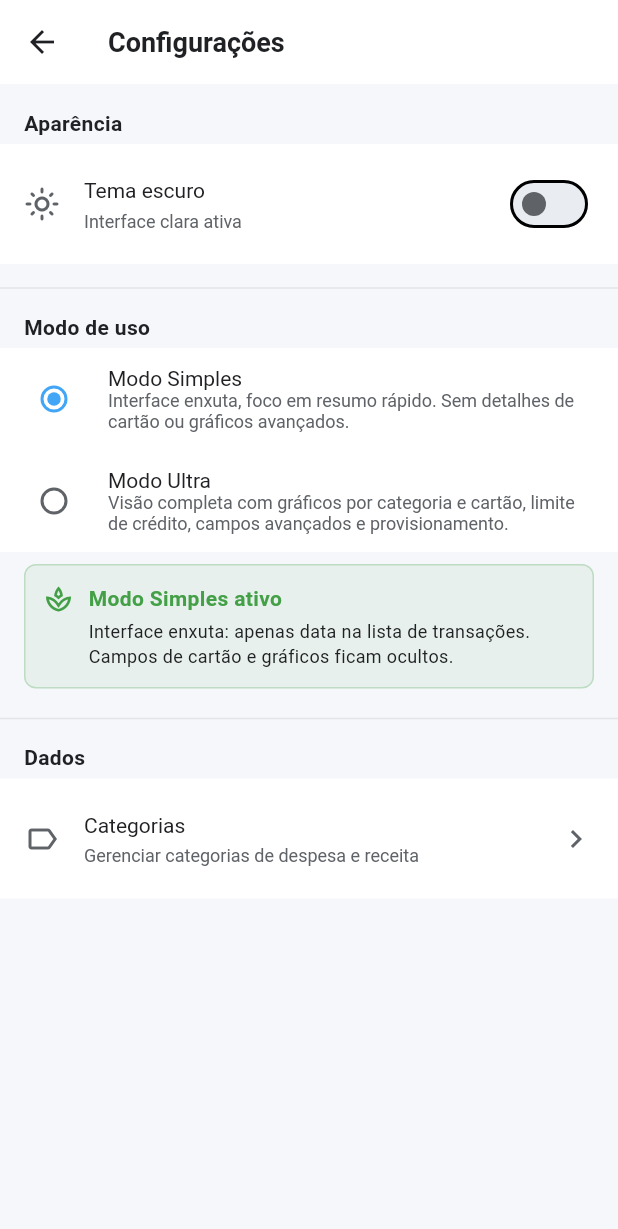
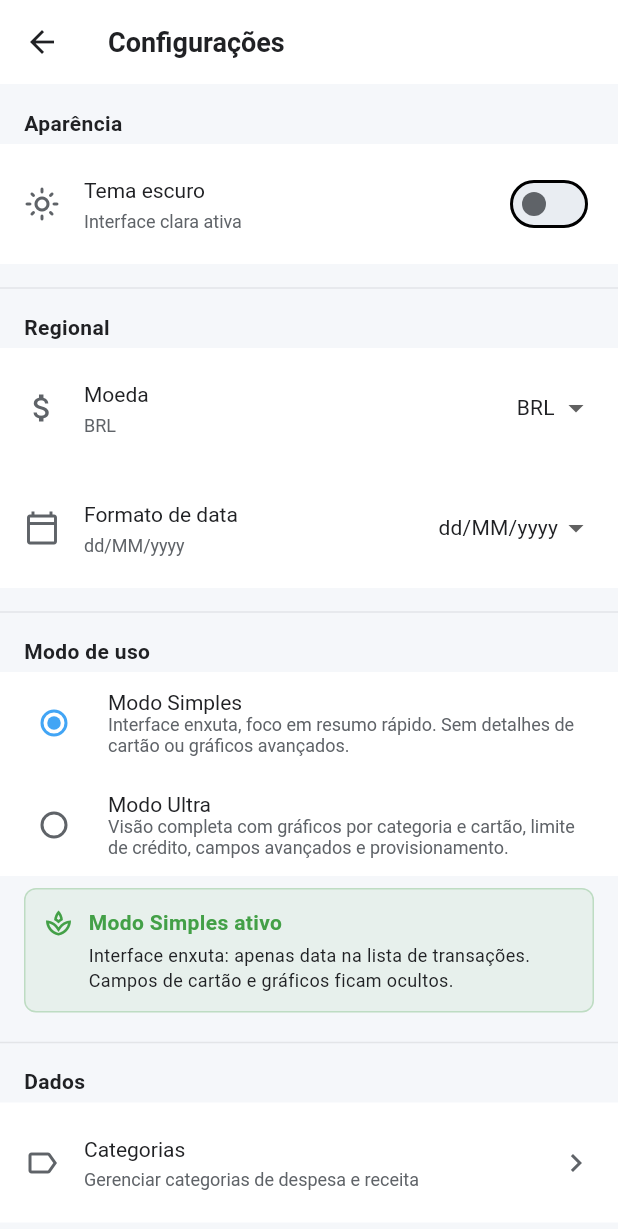
Before and after one commit to hiraokagabriel/FinMe, a Flutter app: the SettingsPage screen opened by its route, on a phone screen of 412 x 824 dp. Shown: the top 1229 px of the screen. Run offline on Flutter 3.47's test engine with Material 3 defaults, Android fonts, the phone set to English and light mode, and no system bars; our stand-ins replace csv, fl_chart, hive, hive_flutter; missing offline and left inert: file_selector; accounts and stored records are empty.

Commit message:
feat(settings): expõe moeda e formato de data via PreferencesService (M3-D)

```diff
--- a/lib/features/settings/presentation/settings_page.dart
+++ b/lib/features/settings/presentation/settings_page.dart
@@ -2,12 +2,42 @@ import 'package:flutter/material.dart';
 
 import '../../../core/models/app_mode.dart';
 import '../../../core/services/app_mode_controller.dart';
+import '../../../core/services/preferences_service.dart';
 import '../../../core/services/theme_controller.dart';
 import '../../../core/theme/app_theme.dart';
 import '../../categories/presentation/categories_page.dart';
 
-class SettingsPage extends StatelessWidget {
+class SettingsPage extends StatefulWidget {
   const SettingsPage({super.key});
+
+  @override
+  State<SettingsPage> createState() => _SettingsPageState();
+}
+
+class _SettingsPageState extends State<SettingsPage> {
+  late String _currency;
+  late String _dateFormat;
+
+  static const _currencies = ['BRL', 'USD', 'EUR', 'GBP', 'JPY'];
+  static const _dateFormats = ['dd/MM/yyyy', 'MM/dd/yyyy', 'yyyy-MM-dd'];
+
+  @override
+  void initState() {
+    super.initState();
+    final prefs = PreferencesService.instance;
+    _currency   = prefs.currency;
+    _dateFormat = prefs.dateFormat;
+  }
+
+  Future<void> _setCurrency(String value) async {
+    await PreferencesService.instance.setCurrency(value);
+    setState(() => _currency = value);
+  }
+
+  Future<void> _setDateFormat(String value) async {
+    await PreferencesService.instance.setDateFormat(value);
+    setState(() => _dateFormat = value);
+  }
 
   @override
   Widget build(BuildContext context) {
@@ -39,20 +69,65 @@ class SettingsPage extends StatelessWidget {
                 ),
                 title: const Text('Tema escuro'),
                 subtitle: Text(
-                  isDark
-                      ? 'Interface escura ativa'
-                      : 'Interface clara ativa',
+                  isDark ? 'Interface escura ativa' : 'Interface clara ativa',
                 ),
                 value: isDark,
                 onChanged: themeController.setDark,
               ),
               const Divider(height: AppSpacing.h),
 
+              // ── Preferências regionais ─────────────────────────────────────
+              Padding(
+                padding: const EdgeInsets.fromLTRB(
+                    AppSpacing.lg, 0, AppSpacing.lg, AppSpacing.xs),
+                child: Text('Regional', style: AppText.sectionLabel),
+              ),
+              ListTile(
+                leading: const Icon(Icons.attach_money_outlined),
+                title: const Text('Moeda'),
+                subtitle: Text(_currency),
+                trailing: DropdownButtonHideUnderline(
+                  child: DropdownButton<String>(
+                    value: _currency,
+                    isDense: true,
+                    items: _currencies
+                        .map((c) => DropdownMenuItem(
+                              value: c,
+                              child: Text(c, style: AppText.body),
+                            ))
+                        .toList(),
+                    onChanged: (v) {
+                      if (v != null) _setCurrency(v);
+                    },
+                  ),
+                ),
+              ),
+              ListTile(
+                leading: const Icon(Icons.calendar_today_outlined),
+                title: const Text('Formato de data'),
+                subtitle: Text(_dateFormat),
+                trailing: DropdownButtonHideUnderline(
+                  child: DropdownButton<String>(
+                    value: _dateFormat,
+                    isDense: true,
+                    items: _dateFormats
+                        .map((f) => DropdownMenuItem(
+                              value: f,
+                              child: Text(f, style: AppText.body),
+                            ))
+                        .toList(),
+                    onChanged: (v) {
+                      if (v != null) _setDateFormat(v);
+                    },
+                  ),
+                ),
+              ),
+              const Divider(height: AppSpacing.h),
+
               // ── Modo de uso ────────────────────────────────────────────────
               Padding(
                 padding: const EdgeInsets.fromLTRB(
-                    AppSpacing.lg, 0,
-                    AppSpacing.lg, AppSpacing.xs),
+                    AppSpacing.lg, 0, AppSpacing.lg, AppSpacing.xs),
                 child: Text('Modo de uso', style: AppText.sectionLabel),
               ),
               RadioListTile<AppMode>(
@@ -104,8 +179,7 @@ class SettingsPage extends StatelessWidget {
               // ── Dados ──────────────────────────────────────────────────────
               Padding(
                 padding: const EdgeInsets.fromLTRB(
-                    AppSpacing.lg, 0,
-                    AppSpacing.lg, AppSpacing.xs),
+                    AppSpacing.lg, 0, AppSpacing.lg, AppSpacing.xs),
                 child: Text('Dados', style: AppText.sectionLabel),
               ),
               ListTile(
```
